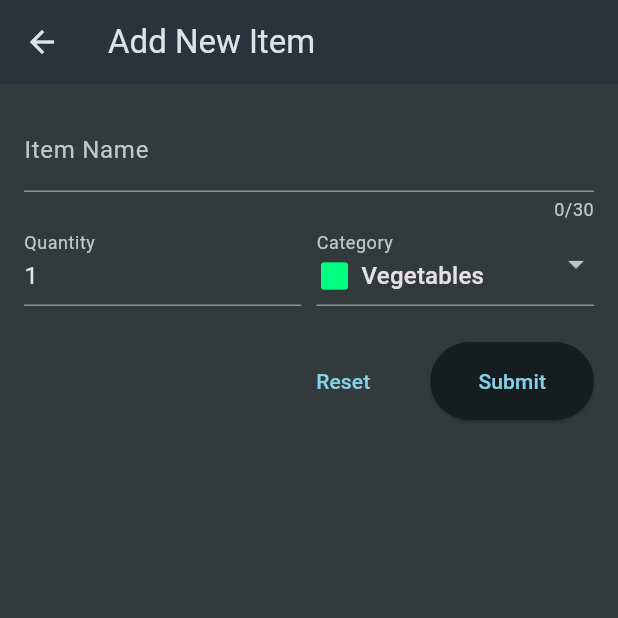
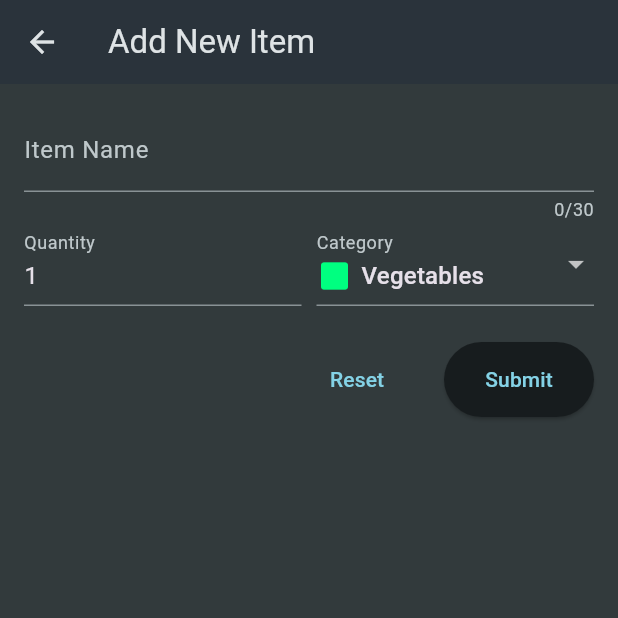
Before and after one commit to Premchand777/shopping_list, a Flutter app: the screen it shows after launch, after a tap on the "add" icon, on a phone screen of 412 x 824 dp, the top half of it. Run offline on Flutter 3.47's test engine with Material 3 defaults, Android fonts, the phone set to English and light mode, and no system bars; our stand-ins replace flutter_dotenv; network calls fail.

Commit message:
implemented sized circular progress indicator at add new item submit and intial groceries page load before showing list of items

```diff
--- a/lib/widgets/screens/groceries_home_sfw.dart
+++ b/lib/widgets/screens/groceries_home_sfw.dart
@@ -19,6 +19,7 @@ class GroceriesHomeScreenSFW extends StatefulWidget {
 }
 
 class _GroceriesHomeSFWState extends State<GroceriesHomeScreenSFW> {
+  bool _isLoading = true;
   late List<GroceryItem> _groceryItems = [];
   void _loadGroceryItems() {
     final getUrl = Uri.https(dotenv.env['FireBaseURI']!, 'shopping_list.json');
@@ -43,6 +44,7 @@ class _GroceriesHomeSFWState extends State<GroceriesHomeScreenSFW> {
         }
         setState(() {
           _groceryItems = groceryItems;
+          _isLoading = false;
         });
       }
     });
@@ -78,7 +80,6 @@ class _GroceriesHomeSFWState extends State<GroceriesHomeScreenSFW> {
         Uri.https(dotenv.env['FireBaseURI']!, 'shopping_list/${item.id}.json');
     final response = await http.delete(deleteUrl);
     if (response.statusCode == 200) {
-      print(response.body);
       if (mounted) {
         ScaffoldMessenger.of(context).clearSnackBars();
         ScaffoldMessenger.of(context).showSnackBar(
@@ -108,7 +109,16 @@ class _GroceriesHomeSFWState extends State<GroceriesHomeScreenSFW> {
           ),
         ],
       ),
-      body: _groceryItems.isNotEmpty
+      body: _isLoading
+          ? Center(
+              child: CircularProgressIndicator.adaptive(
+                backgroundColor: Theme.of(context).indicatorColor.withAlpha(16),
+                valueColor: AlwaysStoppedAnimation(
+                  Theme.of(context).indicatorColor.withAlpha(112),
+                ),
+              ),
+            )
+          : _groceryItems.isNotEmpty
               ? ListView.builder(
                   itemCount: _groceryItems.length,
                   itemBuilder: (ctx, index) {
--- a/lib/widgets/screens/new_item_sfw.dart
+++ b/lib/widgets/screens/new_item_sfw.dart
@@ -162,12 +162,15 @@ class _NewItemScreenSFWState extends State<NewItemScreenSFW> {
               Row(
                 mainAxisAlignment: MainAxisAlignment.end,
                 children: [
-                  TextButton(
-                    style: const ButtonStyle(
-                      padding: MaterialStatePropertyAll(
-                        EdgeInsets.fromLTRB(32, 16, 32, 16),
-                      ),
-                    ),
+                  SizedBox(
+                    width: 100,
+                    height: 50,
+                    child: TextButton(
+                      // style: const ButtonStyle(
+                      //   padding: MaterialStatePropertyAll(
+                      //     EdgeInsets.fromLTRB(32, 16, 32, 16),
+                      //   ),
+                      // ),
                       onPressed: _isLoading
                           ? null
                           : () {
@@ -177,20 +180,38 @@ class _NewItemScreenSFWState extends State<NewItemScreenSFW> {
                         'Reset',
                       ),
                     ),
+                  ),
                   const SizedBox(
                     width: 8,
                   ),
-                  ElevatedButton(
-                    style: const ButtonStyle(
-                      padding: MaterialStatePropertyAll(
-                        EdgeInsets.fromLTRB(32, 16, 32, 16),
+                  SizedBox(
+                    width: 100,
+                    height: 50,
+                    child: ElevatedButton(
+                      // style: const ButtonStyle(
+                      //   padding: MaterialStatePropertyAll(
+                      //     EdgeInsets.fromLTRB(32, 16, 32, 16),
+                      //   ),
+                      // ),
+                      onPressed: _saveItem,
+                      child: _isLoading
+                          ? SizedBox(
+                              width: 16,
+                              height: 16,
+                              child: CircularProgressIndicator.adaptive(
+                                backgroundColor: Theme.of(context)
+                                    .indicatorColor
+                                    .withAlpha(16),
+                                valueColor: AlwaysStoppedAnimation(
+                                  Theme.of(context)
+                                      .indicatorColor
+                                      .withAlpha(112),
                                 ),
                               ),
-                    onPressed: _saveItem,
-                    child: _isLoading
-                        ? const CircularProgressIndicator.adaptive()
+                            )
                           : const Text(
                               'Submit',
+                            ),
                     ),
                   ),
                 ],
```
Also changed, not shown: 1 other file. Lines whose indentation alone changed are shown as unchanged.
